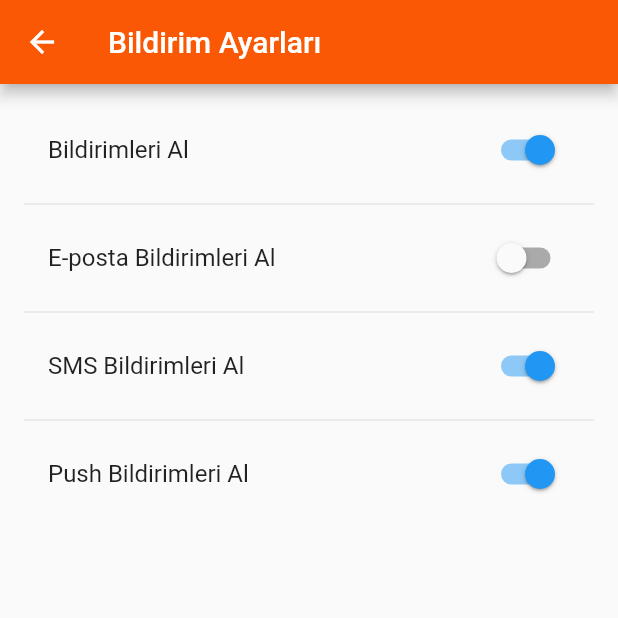
After one commit to F-29-BOOTCAMP/patheern, a Flutter app: the NotificationSettingsPage screen opened directly, on a phone screen of 412 x 824 dp, the top half of it. The commit adds this screen. Run offline on Flutter 3.47's test engine with Material 2 defaults, Android fonts, the light colour scheme and no system bars; our stand-ins replace cloud_firestore, firebase_auth, firebase_core, flutter_svg, font_awesome_flutter, google_fonts and 1 more; accounts and stored records are empty.

Commit message:
ayarlar sayfası düzenlendi

```diff
--- a/lib/page/menu_page/settings_page.dart
+++ b/lib/page/menu_page/settings_page.dart
@@ -1,4 +1,8 @@
 import 'package:flutter/material.dart';
+import 'package:patheern/page/menu_page/settings_page/account_settings_page.dart';
+import 'package:patheern/page/menu_page/settings_page/general_settings_page.dart';
+import 'package:patheern/page/menu_page/settings_page/notification_settings_page.dart';
+import 'package:patheern/page/menu_page/settings_page/privacy_page.dart';
 
 class AyarlarPage extends StatelessWidget {
   @override
@@ -7,36 +11,55 @@ class AyarlarPage extends StatelessWidget {
       appBar: AppBar(
         title: Text('Ayarlar'),
         backgroundColor: Color(0xFFFA5805),
-
       ),
       body: ListView(
         children: <Widget>[
           ListTile(
-            title: Text('Bildirimler'),
+            title: Text('Bildirim Ayarları'),
             trailing: Icon(Icons.notifications),
             onTap: () {
-              // Bildirimler sayfasına yönlendirme kodu
+              Navigator.push(
+                context,
+                MaterialPageRoute(
+                  builder: (context) => NotificationSettingsPage(),
+                ),
+              );
             },
           ),
           ListTile(
             title: Text('Hesap Ayarları'),
             trailing: Icon(Icons.account_circle),
             onTap: () {
-              // Hesap ayarları sayfasına yönlendirme kodu
+              Navigator.push(
+                context,
+                MaterialPageRoute(
+                  builder: (context) => AccountSettingsPage(),
+                ),
+              );
             },
           ),
           ListTile(
             title: Text('Gizlilik'),
             trailing: Icon(Icons.security),
             onTap: () {
-              // Gizlilik sayfasına yönlendirme kodu
+              Navigator.push(
+                context,
+                MaterialPageRoute(
+                  builder: (context) => PrivacyPage(),
+                ),
+              );
             },
           ),
           ListTile(
             title: Text('Genel'),
             trailing: Icon(Icons.settings),
             onTap: () {
-              // Genel ayarlar sayfasına yönlendirme kodu
+              Navigator.push(
+                context,
+                MaterialPageRoute(
+                  builder: (context) => GeneralSettingsPage(),
+                ),
+              );
             },
           ),
         ],
--- /dev/null
+++ b/lib/page/menu_page/settings_page/notification_settings_page.dart
@@ -0,0 +1,75 @@
+import 'package:flutter/material.dart';
+
+class NotificationSettingsPage extends StatefulWidget {
+  @override
+  _NotificationSettingsPageState createState() => _NotificationSettingsPageState();
+}
+
+class _NotificationSettingsPageState extends State<NotificationSettingsPage> {
+  bool _receiveNotifications = true;
+  bool _receiveEmails = false;
+  bool _receiveSMS = true;
+  bool _receivePushNotifications = true;
+
+  void _toggleReceiveNotifications(bool value) {
+    setState(() {
+      _receiveNotifications = value;
+    });
+  }
+
+  void _toggleReceiveEmails(bool value) {
+    setState(() {
+      _receiveEmails = value;
+    });
+  }
+
+  void _toggleReceiveSMS(bool value) {
+    setState(() {
+      _receiveSMS = value;
+    });
+  }
+
+  void _toggleReceivePushNotifications(bool value) {
+    setState(() {
+      _receivePushNotifications = value;
+    });
+  }
+
+  @override
+  Widget build(BuildContext context) {
+    return Scaffold(
+      appBar: AppBar(
+        backgroundColor: Color(0xFFFA5805),
+        title: Text('Bildirim Ayarları'),
+      ),
+      body: ListView(
+        padding: EdgeInsets.symmetric(vertical: 16.0, horizontal: 16.0),
+        children: [
+          SwitchListTile(
+            title: Text('Bildirimleri Al'),
+            value: _receiveNotifications,
+            onChanged: _toggleReceiveNotifications,
+          ),
+          Divider(),
+          SwitchListTile(
+            title: Text('E-posta Bildirimleri Al'),
+            value: _receiveEmails,
+            onChanged: _toggleReceiveEmails,
+          ),
+          Divider(),
+          SwitchListTile(
+            title: Text('SMS Bildirimleri Al'),
+            value: _receiveSMS,
+            onChanged: _toggleReceiveSMS,
+          ),
+          Divider(),
+          SwitchListTile(
+            title: Text('Push Bildirimleri Al'),
+            value: _receivePushNotifications,
+            onChanged: _toggleReceivePushNotifications,
+          ),
+        ],
+      ),
+    );
+  }
+}
```
Also changed, not shown: lib/home.dart (+10 -4 lines), lib/page/filter_page.dart (+173 -4 lines), lib/page/menu_page/settings_page/account_settings_page.dart (added, +45 -0 lines), lib/page/menu_page/settings_page/general_settings_page.dart (added, +45 -0 lines), lib/page/menu_page/settings_page/privacy_page.dart (added, +38 -0 lines).
